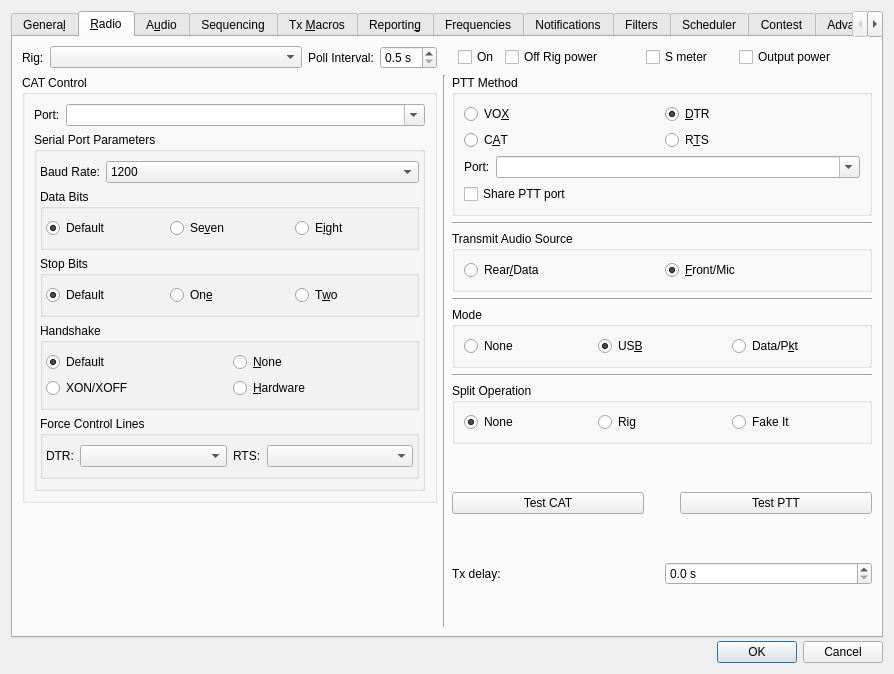
Old version of the form Configuration.ui in the repository ce3tsk/jtdx_contest.
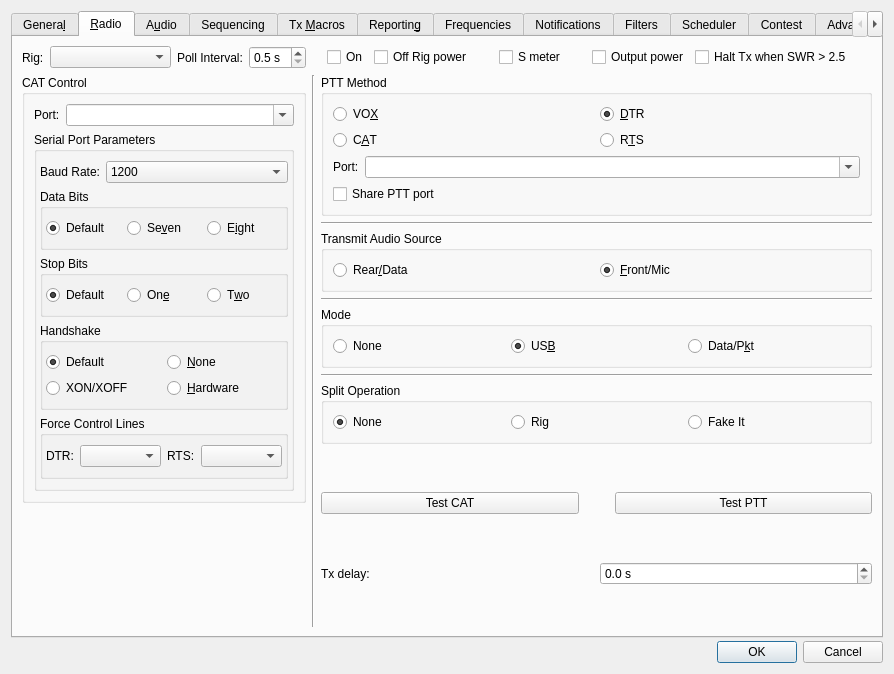
New version of the form. The open tabs and pages were chosen to show the change.

Commit message: Add Settings > Radio 'Halt Tx when SWR > 2.5' (off by default, needs Output power): one reading above 2.5 halts Tx as Halt Tx does and warns; SWR label yellow above 1.5, red above 2.0

Diff of the .ui file:
```diff
--- a/Configuration.ui
+++ b/Configuration.ui
@@ -998,6 +998,22 @@
            </property>
           </widget>
          </item>
+         <item>
+          <widget class="QCheckBox" name="check_SWR_check_box">
+           <property name="sizePolicy">
+            <sizepolicy hsizetype="Preferred" vsizetype="Fixed">
+             <horstretch>0</horstretch>
+             <verstretch>0</verstretch>
+            </sizepolicy>
+           </property>
+           <property name="toolTip">
+            <string>With Output power on, the transmission - a message or Tune - is halted as by Halt Tx, and a warning shown, as soon as the rig reports an SWR above 2.5: a wrong antenna, a fault. The radio's own antenna tuner cycle is not read.</string>
+           </property>
+           <property name="text">
+            <string>Halt Tx when SWR &gt; 2.5</string>
+           </property>
+          </widget>
+         </item>
          <item>
           <spacer name="horizontalSpacer_28">
            <property name="orientation">
```
The commit also changes 26 other files.
